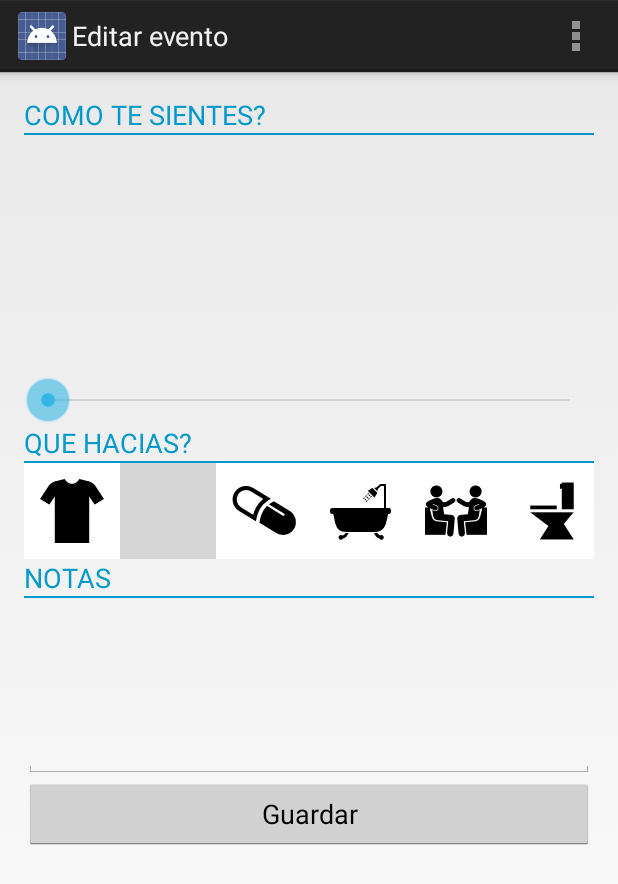
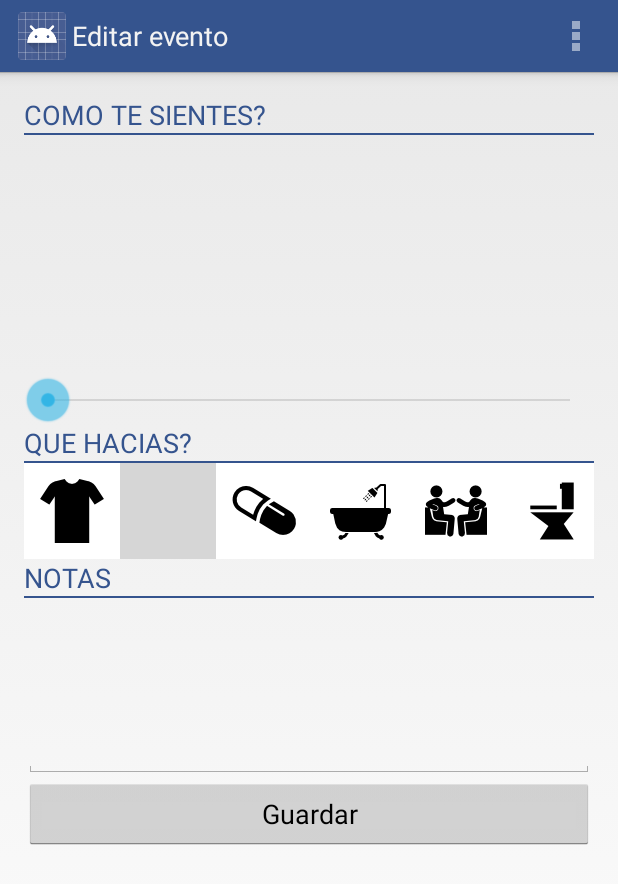
Before and after one commit to panzerfausten/CareMeToo, an Android app: the screen it shows after launch (EventDetailsActivity), on a phone screen of 412 x 824 dp. Shown: the top 884 px of the screen. Run offline under Robolectric (Android 15) with nearby library versions, the phone set to English and light mode, and no system bars; network calls fail; grey boxes are pictures that could not be loaded.

Commit message:
CareMeToo icon

```diff
--- a/app/src/main/AndroidManifest.xml
+++ b/app/src/main/AndroidManifest.xml
@@ -8,9 +8,9 @@
 
     <application
         android:allowBackup="true"
-        android:icon="@drawable/ic_launcher"
+        android:icon="@drawable/caremetoo"
         android:label="@string/app_name"
-        android:theme="@style/AppTheme" >
+        android:theme="@style/CareMeTooActionBarTheme" >
         <activity
             android:name="com.example.dmiranda.caremetoo.MainActivity"
             android:label="@string/app_name" >
--- a/app/src/main/java/com/example/dmiranda/caremetoo/EventDetailsActivity.java
+++ b/app/src/main/java/com/example/dmiranda/caremetoo/EventDetailsActivity.java
@@ -241,7 +241,7 @@ public class EventDetailsActivity extends Activity {
                 @Override
                 public void onClick(View v) {
 
-                    v.setBackgroundColor(Color.parseColor("#0099cc"));
+                    v.setBackgroundColor(Color.parseColor("#5485E1"));
 
                     for(ImageButton ii : activityButtons){
                         if (i != ii){
--- a/app/src/main/res/layout/activity_event_details.xml
+++ b/app/src/main/res/layout/activity_event_details.xml
@@ -26,7 +26,7 @@
         android:id="@+id/textView"
         android:layout_alignParentTop="true"
         android:layout_alignParentStart="true"
-        android:textColor="#0099cc"
+        android:textColor="#35548E"
         android:layout_alignParentEnd="true" />
 
 
@@ -34,7 +34,7 @@
     <View
         android:layout_width="fill_parent"
         android:layout_height="1dp"
-        android:background="#0099cc" />
+        android:background="#35548E" />
 
 
     <TextView
@@ -74,12 +74,12 @@
         android:id="@+id/textView_activity"
         android:layout_alignParentTop="true"
         android:layout_alignParentStart="true"
-        android:textColor="#0099cc"
+        android:textColor="#35548E"
         android:layout_alignParentEnd="true" />
     <View
         android:layout_width="fill_parent"
         android:layout_height="1dp"
-        android:background="#0099cc" />
+        android:background="#35548E" />
  <HorizontalScrollView
      android:layout_width="match_parent"
      android:layout_height="64dp"
@@ -147,18 +147,19 @@
         android:id="@+id/textView_note"
         android:layout_alignParentTop="true"
         android:layout_alignParentStart="true"
-        android:textColor="#0099cc"
+        android:textColor="#35548E"
         android:layout_alignParentEnd="true" />
 
     <View
         android:layout_width="fill_parent"
         android:layout_height="1dp"
-        android:background="#0099cc" />
+        android:background="#35548E" />
 
     <EditText
         android:layout_width="match_parent"
         android:layout_height="120dp"
-        android:id="@+id/noteEditText" />
+        android:id="@+id/noteEditText"
+        android:lines="3" />
 
     <Button
         android:layout_width="match_parent"
--- /dev/null
+++ b/app/src/main/res/layout/events_history.xml
@@ -0,0 +1,6 @@
+<?xml version="1.0" encoding="utf-8"?>
+<LinearLayout xmlns:android="http://schemas.android.com/apk/res/android"
+    android:orientation="vertical" android:layout_width="match_parent"
+    android:layout_height="match_parent">
+
+</LinearLayout>
--- /dev/null
+++ b/app/src/main/res/values/themes.xml
@@ -0,0 +1,14 @@
+<?xml version="1.0" encoding="utf-8"?>
+<resources>
+    <!-- the theme applied to the application or activity -->
+    <style name="CareMeTooActionBarTheme"
+        parent="@android:style/Theme.Holo.Light.DarkActionBar">
+        <item name="android:actionBarStyle">@style/CareMeTooActionBar</item>
+    </style>
+
+    <!-- ActionBar styles -->
+    <style name="CareMeTooActionBar"
+        parent="@android:style/Widget.Holo.Light.ActionBar.Solid.Inverse">
+        <item name="android:background">#35548E</item>
+    </style>
+</resources>
```
Also changed, not shown: app/src/main/res/layout/events_history_item.xml (added, +34 -0 lines), app/src/main/res/drawable-hdpi/caremetoo.png (added).
